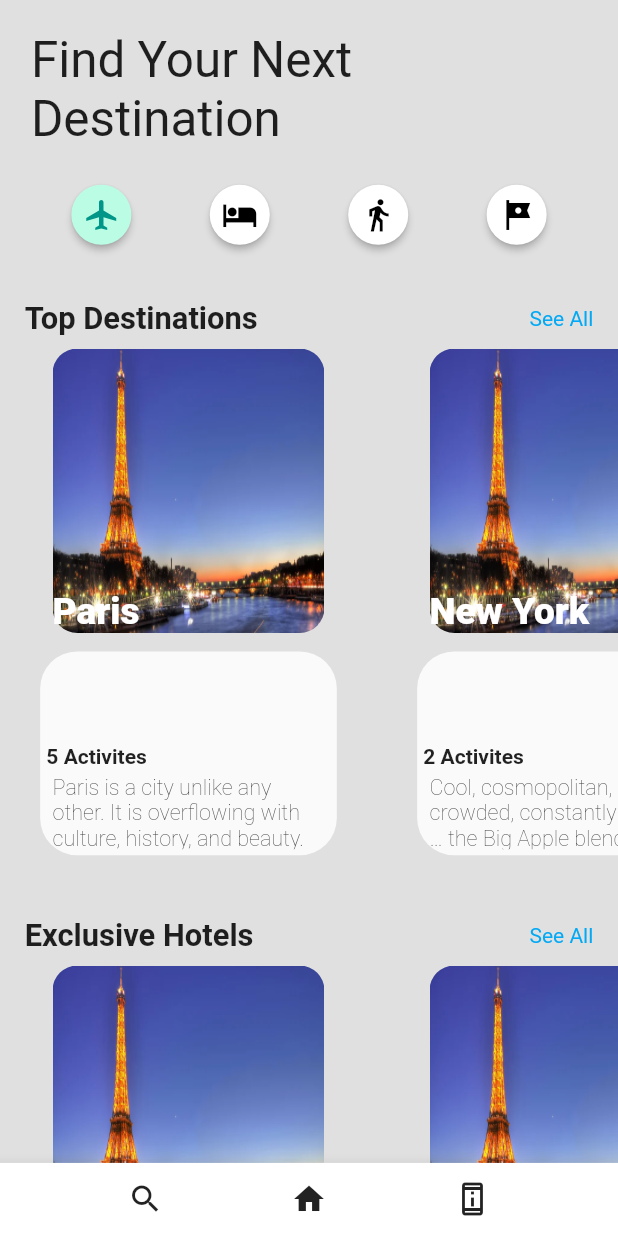
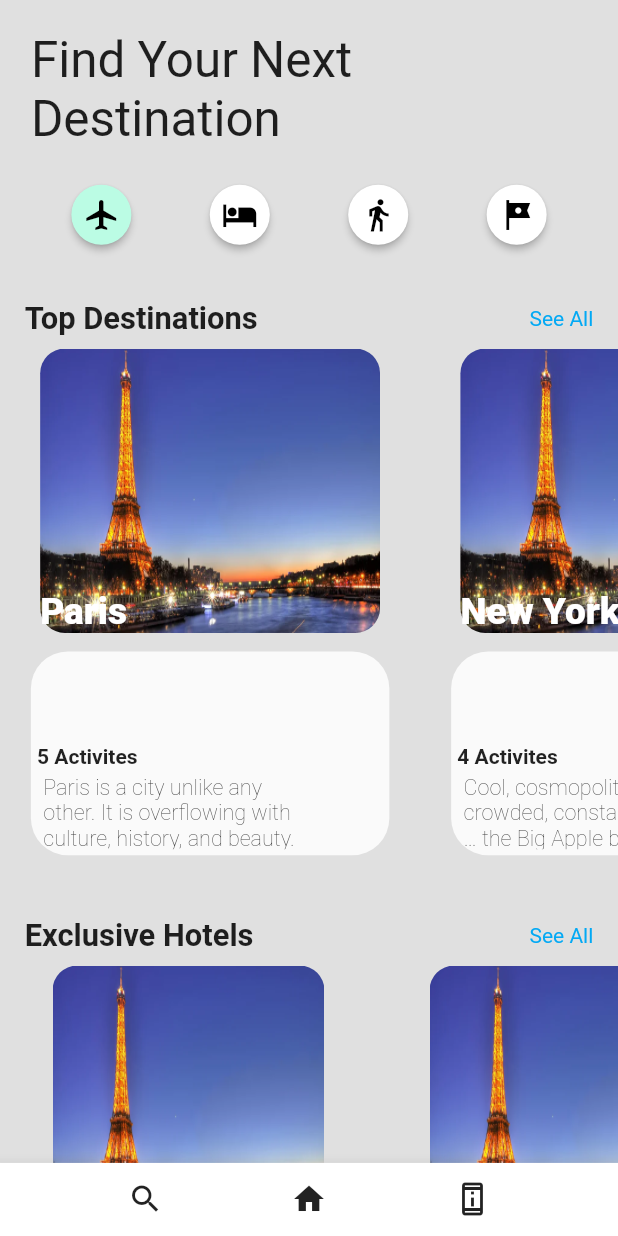
Before and after one commit to L1ght5p33D/travel_app_ui_flutter, a Flutter app: the screen it shows after launch, on a phone screen of 412 x 824 dp. Run offline on Flutter 3.47's test engine with Material 2 defaults, Android fonts, the phone set to English and light mode, and no system bars.

Commit message:
small layout change and demo gif

```diff
--- a/lib/destinationCaro.dart
+++ b/lib/destinationCaro.dart
@@ -14,11 +14,20 @@ List<Map> destinationdata = [
       "img_path":"assets/images/paris_travel.webp", "num_stars": 4, "times_list":["8:00", "9:00"] },
       {"activity_name": "hiking",
         "activity_type":"outdoors", "activity_price": 20,
+        "img_path":"assets/images/paris_travel.webp", "num_stars": 4, "times_list":["8:00", "9:00"] },
+      {"activity_name": "hiking",
+        "activity_type":"outdoors", "activity_price": 20,
+        "img_path":"assets/images/paris_travel.webp", "num_stars": 4, "times_list":["8:00", "9:00"] },
+      {"activity_name": "hiking",
+        "activity_type":"outdoors", "activity_price": 20,
+        "img_path":"assets/images/paris_travel.webp", "num_stars": 4, "times_list":["8:00", "9:00"] },
+      {"activity_name": "hiking",
+        "activity_type":"outdoors", "activity_price": 20,
         "img_path":"assets/images/paris_travel.webp", "num_stars": 4, "times_list":["8:00", "9:00"] }]
   },
   {
     "destinationName": "New York",
-    "activityCount": "2 Activites",
+    "activityCount": "4 Activites",
     "description":
         "Cool, cosmopolitan, crowded, constantly evolving … the Big Apple blends big city splendor with small-town charm. Amid New York's iconic landmarks and towering skyscrapers",
     "img_path": "assets/images/paris_travel.webp",
@@ -27,11 +36,17 @@ List<Map> destinationdata = [
       "img_path":"assets/images/paris_travel.webp", "num_stars": 4, "times_list":["8:00", "9:00"] },
       {"activity_name": "hiking",
         "activity_type":"outdoors", "activity_price": 20,
+        "img_path":"assets/images/paris_travel.webp", "num_stars": 4, "times_list":["8:00", "9:00"] },
+      {"activity_name": "hiking",
+        "activity_type":"outdoors", "activity_price": 20,
+        "img_path":"assets/images/paris_travel.webp", "num_stars": 4, "times_list":["8:00", "9:00"] },
+      {"activity_name": "hiking",
+        "activity_type":"outdoors", "activity_price": 20,
         "img_path":"assets/images/paris_travel.webp", "num_stars": 4, "times_list":["8:00", "9:00"] }]
   },
   {
     "destinationName": "Tokyo",
-    "activityCount": "3 Activites",
+    "activityCount": "2 Activites",
     "description":
         "Today, Tokyo offers a seemingly unlimited choice of shopping, entertainment, culture and dining to its visitors. The city's history can be",
     "img_path": "assets/images/paris_travel.webp",
@@ -87,7 +102,7 @@ class _DestinationCarouselState extends State<DestinationCarousel> {
                 itemBuilder: (BuildContext context, destinations_idx) {
                   return Padding(
                       padding: EdgeInsets.fromLTRB(
-                          ss.width * .04, ss.width * .02, ss.width * .04, 0.0),
+                          ss.width * .02, ss.width * .02, ss.width * .02, 0.0),
                       child: GestureDetector(
                         onTap: () {
                           print("get dest indx" + destinations_idx.toString());
@@ -98,7 +113,7 @@ class _DestinationCarouselState extends State<DestinationCarousel> {
                           }));
                         },
                         child: Container(
-                            width: ss.width * .53,
+                            width: ss.width * .64,
                           decoration: BoxDecoration(
                             // color: Colors.black,
                               color:
@@ -112,7 +127,7 @@ class _DestinationCarouselState extends State<DestinationCarousel> {
                                     bottom: ss.height * .01,
                                     child: Container(
                                         height: ss.width * .33,
-                                        width: ss.width * .48,
+                                        width: ss.width * .58,
                                         decoration: BoxDecoration(
                                             // color: Colors.black,
                                             color:
@@ -155,14 +170,14 @@ class _DestinationCarouselState extends State<DestinationCarousel> {
                                         ))),
                                 Container(
                                   height: ss.width * .46,
-                                  width: ss.width * .44,
+                                  width: ss.width * .55,
                                   child: Stack(children: [
                                     Hero(
                                       tag: destinationdata[destinations_idx]
                                           ["destinationName"],
                                       child: Container(
                                           height: ss.width * .46,
-                                          width: ss.width * .44,
+                                          width: ss.width * .55,
                                           child: ClipRRect(
                                               borderRadius:
                                                   BorderRadius.circular(
@@ -172,7 +187,7 @@ class _DestinationCarouselState extends State<DestinationCarousel> {
                                                           destinations_idx]
                                                       ["img_path"],
                                                   height: ss.width * .33,
-                                                  width: ss.width * .44,
+                                                  width: ss.width * .55,
                                                   fit: BoxFit.fill))),
                                     ),
                                     Container(
--- a/lib/globals.dart
+++ b/lib/globals.dart
@@ -0,0 +1,4 @@
+
+import 'package:flutter/material.dart';
+
+final darkNotifier = ValueNotifier<bool>(false);
--- a/lib/main.dart
+++ b/lib/main.dart
@@ -43,6 +43,7 @@ class _MyAppState extends State<MyApp> {
 
   @override
   Widget build(BuildContext context) {
+
     return MaterialApp(
       title: 'Flutter Travel UI Demo',
       theme: ThemeData(
@@ -58,7 +59,8 @@ class _MyAppState extends State<MyApp> {
       debugShowCheckedModeBanner: false,
       builder: (BuildContext context, Widget? widget) {
         ErrorWidget.builder = (FlutterErrorDetails errorDetails) {
-          return CustomError(errorDetails: errorDetails);
+          // return CustomError(errorDetails: errorDetails);
+        return Container();
         };
         return widget!;
       },
--- a/lib/travelHome.dart
+++ b/lib/travelHome.dart
@@ -33,7 +33,7 @@ class _TravelHomeState extends State<TravelHome> {
 
     if (airplane_fill_color_active) {
         airplane_fill_color = Color(0xffbbfce4);
-        airplane_icon_color = Colors.teal;
+        airplane_icon_color = Colors.black;
     }
     else{
         airplane_fill_color = Colors.white;
@@ -41,7 +41,7 @@ class _TravelHomeState extends State<TravelHome> {
          }
     if (bed_fill_color_active) {
         bed_fill_color = Color(0xffbbfce4);
-        bed_icon_color = Colors.teal;
+        bed_icon_color = Colors.black;
     }
     else{
         bed_fill_color = Colors.white;
@@ -49,7 +49,7 @@ class _TravelHomeState extends State<TravelHome> {
    }
     if (walk_fill_color_active) {
         walk_fill_color = Color(0xffbbfce4);
-        walk_icon_color = Colors.teal;
+        walk_icon_color = Colors.black;
     }
     else{
         walk_fill_color = Colors.white;
@@ -57,7 +57,7 @@ class _TravelHomeState extends State<TravelHome> {
        }
     if (flag_fill_color_active) {
         flag_fill_color = Color(0xffbbfce4);
-        flag_icon_color = Colors.teal;
+        flag_icon_color = Colors.black;
     }
     else{
         flag_fill_color = Colors.white;
```
Also changed, not shown: travel_demo.gif (added), 1 other file.
